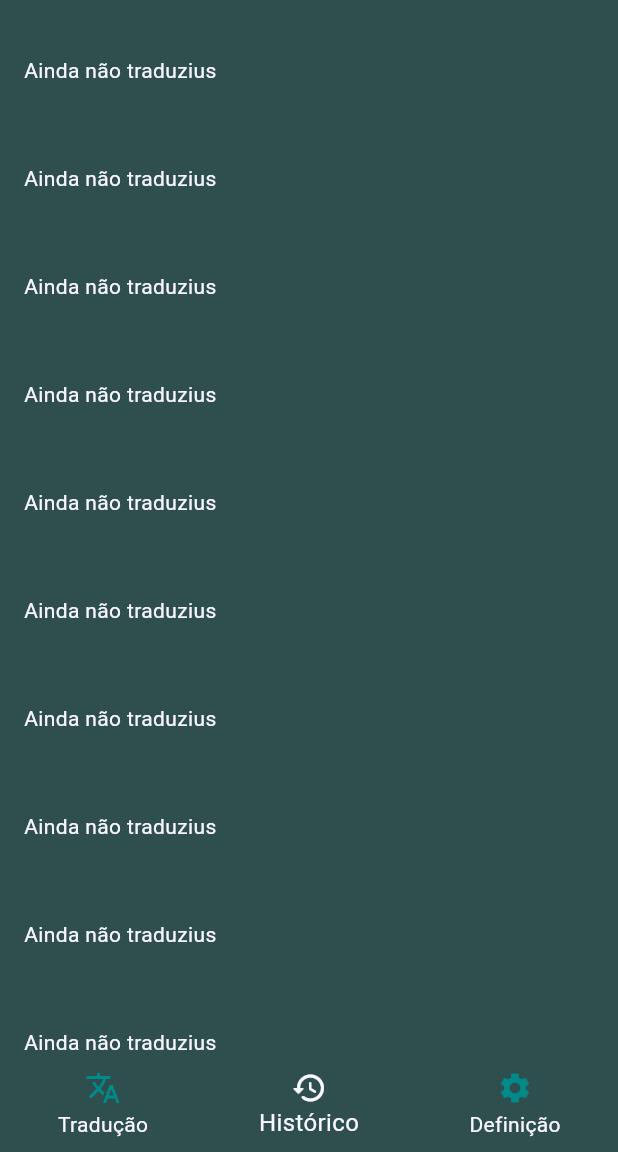
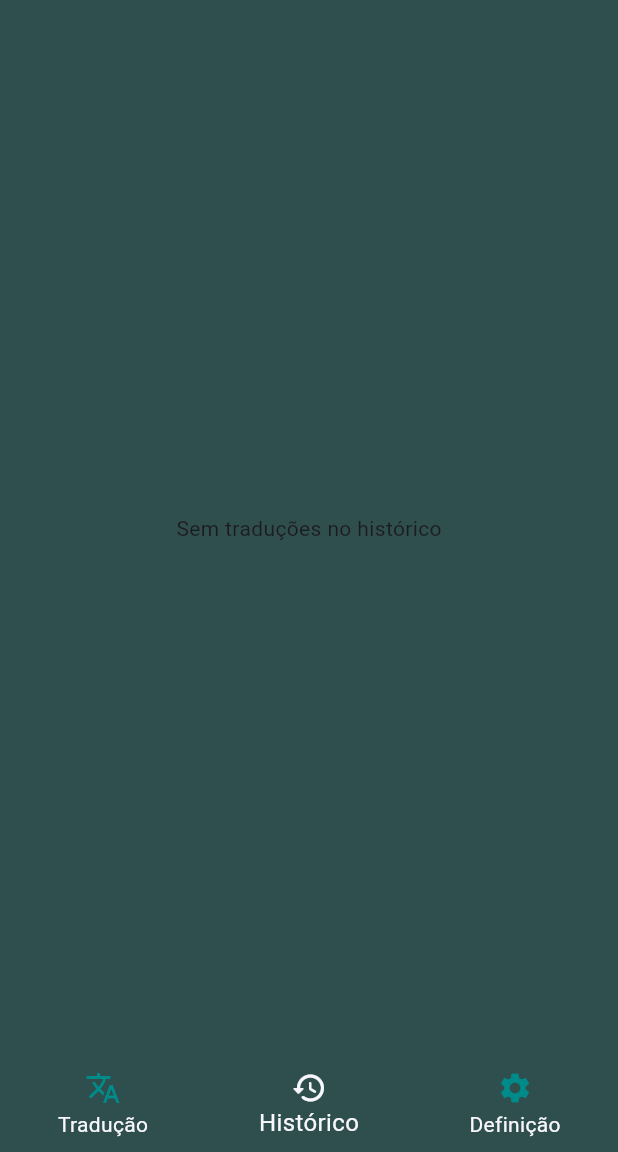
Before and after one commit to leopoldokiala/Strong-Translator, a Flutter app: the screen it shows after launch, swiped to page 2, on a phone screen of 412 x 824 dp, the part 84-1236 px from its top. Run offline on Flutter 3.47's test engine with Material 3 defaults, Android fonts, the phone set to English and light mode, and no system bars; our stand-ins replace sqflite; missing offline and left inert: google_mlkit_translation; accounts and stored records are empty.

Commit message:
Atualizações

```diff
--- a/lib/models/translation.dart
+++ b/lib/models/translation.dart
@@ -1,4 +1,6 @@
 // Constantes de nomes de colunas
+
+String translationTable = 'translationTable';
 String idColumn = 'idColumn';
 String sourceTextColumn = 'sourceTextColumn';
 String translatedTextColumn = 'translatedTextColumn';
@@ -6,7 +8,7 @@ String sourceLangColumn = 'sourceLangColumn';
 String targetLangColumn = 'targetLangColumn';
 
 class Translation {
-  final int? id;
+  int? id;
   final String sourceText;
   final String translatedText;
   final String sourceLang;
--- a/lib/screens/base_screen.dart
+++ b/lib/screens/base_screen.dart
@@ -1,11 +1,12 @@
 import 'package:flutter/material.dart';
 import 'package:provider/provider.dart';
-import 'package:strong_translate/helpers/clipboard_helper.dart';
+import 'package:strong_translate/helpers/languages_helper.dart';
 import 'package:strong_translate/models/page_manager.dart';
-import 'package:strong_translate/helpers/languages_helper.dart';
 import 'package:strong_translate/screens/historic/historic_screen.dart';
 import 'package:strong_translate/screens/traduction/traduction_screen.dart';
+import 'package:strong_translate/services/i_services.dart';
 import 'package:strong_translate/services/offline_translator_service.dart';
+import 'package:strong_translate/services/translation_data_base_service.dart';
 
 class BaseScreen extends StatelessWidget {
   BaseScreen({super.key});
@@ -28,9 +29,10 @@ class BaseScreen extends StatelessWidget {
           lazy: false,
           create: (context) => LanguagesHelper(),
         ),
-        ChangeNotifierProvider(
-          lazy: false,
-          create: (context) => ClipboardHelper(),
+        ChangeNotifierProvider(lazy: false, create: (context) => IServices()),
+        Provider<TranslationDataBase>(
+          create: (_) => TranslationDataBase(),
+          lazy: false, // abrir DB imediatamente se quiser
         ),
       ],
       child: Consumer3<PageManager, OfflineTranslatorService, LanguagesHelper>(
--- a/lib/screens/historic/historic_screen.dart
+++ b/lib/screens/historic/historic_screen.dart
@@ -1,6 +1,8 @@
 import 'package:flutter/material.dart';
 import 'package:provider/provider.dart';
 import 'package:strong_translate/models/page_manager.dart';
+import 'package:strong_translate/services/translation_data_base_service.dart';
+import '../../models/translation.dart';
 import '../../services/offline_translator_service.dart';
 
 class HistoricScreen extends StatelessWidget {
@@ -8,10 +10,28 @@ class HistoricScreen extends StatelessWidget {
 
   @override
   Widget build(BuildContext context) {
-    return Consumer2<OfflineTranslatorService, PageManager>(
-      builder: (context, translatorService, pageManager, child) {
+    return Consumer3<
+      OfflineTranslatorService,
+      PageManager,
+      TranslationDataBase
+    >(
+      builder: (context, translatorService, pageManager, dataBase, child) {
+        return FutureBuilder<List<Translation>>(
+          future: dataBase.getAllTranslations(),
+          builder: (context, snapshot) {
+            if (snapshot.connectionState == ConnectionState.waiting) {
+              return Center(child: CircularProgressIndicator());
+            } else if (snapshot.hasError) {
+              return Center(child: Text('Erro ao carregar histórico'));
+            } else if (!snapshot.hasData || snapshot.data!.isEmpty) {
+              return Center(child: Text('Sem traduções no histórico'));
+            }
+
+            final translations = snapshot.data;
             return ListView.builder(
+              itemCount: translations?.length,
               itemBuilder: (context, index) {
+                final translation = translations?[index];
                 return ListTile(
                   title: Text(
                     pageManager.controller.text,
@@ -20,8 +40,7 @@ class HistoricScreen extends StatelessWidget {
                     ),
                   ),
                   subtitle: Text(
-                'Ainda não traduzius',
-
+                    'Ainda não traduziu',
                     overflow: TextOverflow.ellipsis,
                     style: TextStyle(
                       color: Theme.of(context).unselectedWidgetColor,
@@ -32,5 +51,7 @@ class HistoricScreen extends StatelessWidget {
             );
           },
         );
+      },
+    );
   }
 }
--- a/lib/screens/traduction/traduction_screen.dart
+++ b/lib/screens/traduction/traduction_screen.dart
@@ -1,10 +1,10 @@
 import 'package:flutter/material.dart';
 import 'package:google_mlkit_translation/google_mlkit_translation.dart';
 import 'package:provider/provider.dart';
-import 'package:strong_translate/helpers/clipboard_helper.dart';
 import 'package:strong_translate/models/page_manager.dart';
 import 'package:strong_translate/helpers/languages_helper.dart';
 import 'package:strong_translate/screens/traduction/my_button.dart';
+import 'package:strong_translate/services/i_services.dart';
 import 'package:strong_translate/services/offline_translator_service.dart';
 
 class TraductionScreen extends StatelessWidget {
@@ -103,7 +103,7 @@ class TraductionScreen extends StatelessWidget {
                           myButton(
                             Icons.copy_rounded,
                             onTap: () {
-                              context.read<ClipboardHelper>().copy(
+                              context.read<IServices>().copy(
                                 pageManager.controller.text,
                               );
                               ScaffoldMessenger.of(context).showSnackBar(
--- a/lib/helpers/clipboard_helper.dart
+++ b/lib/services/i_services.dart
@@ -1,7 +1,7 @@
 import 'package:flutter/services.dart';
 import 'package:flutter/widgets.dart';
 
-class ClipboardHelper extends ChangeNotifier {
+class IServices extends ChangeNotifier {
   Future<void> copy(String value) async {
     await Clipboard.setData(ClipboardData(text: value));
     notifyListeners();
@@ -11,8 +11,4 @@ class ClipboardHelper extends ChangeNotifier {
     final clipboard = await Clipboard.getData(Clipboard.kTextPlain);
     return clipboard?.text ?? '';
   }
-
-  Future<bool> hasData() async {
-    return Clipboard.hasStrings();
-  }
 }
```
Also changed, not shown: lib/services/translation_data_base_service.dart (renamed from lib/models/translation_data_base.dart, +12 -4 lines). Lines whose indentation alone changed are shown as unchanged.
